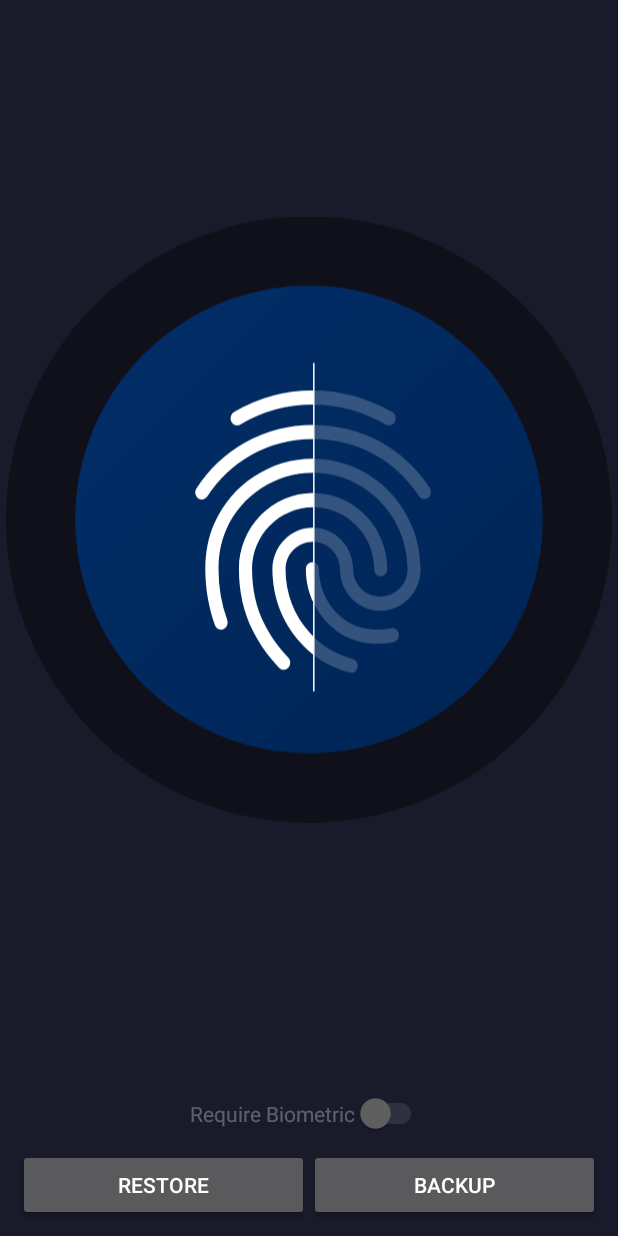
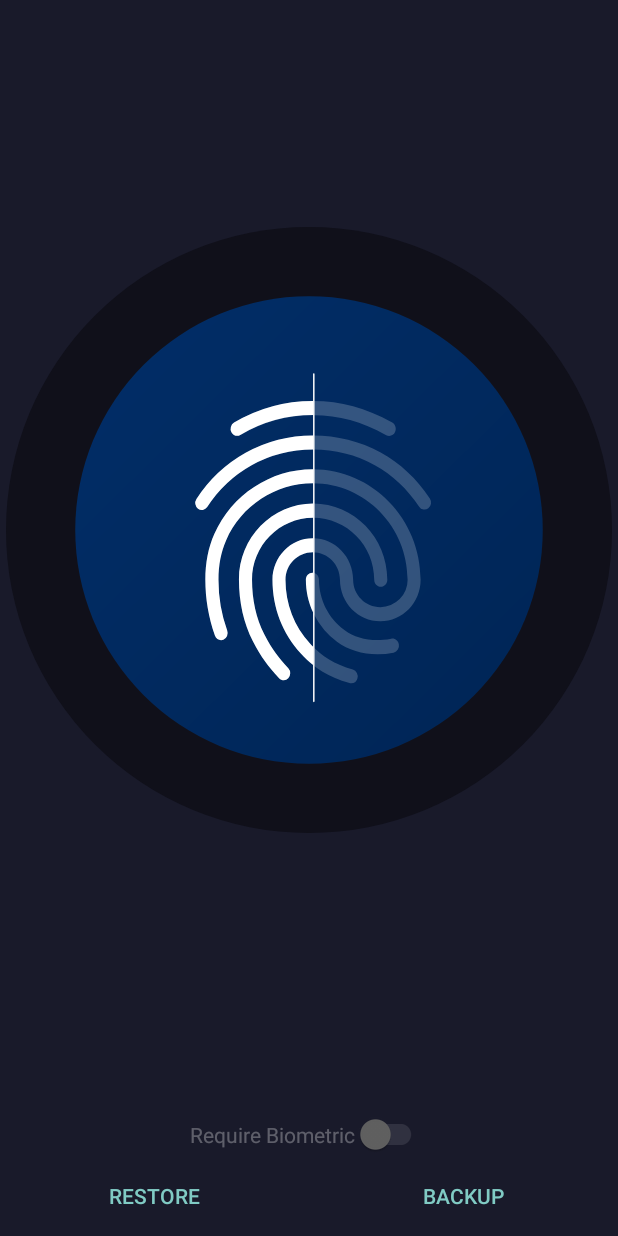
Before and after one commit to nseidm1/DigiID, an Android app: the screen it shows after launch (MainActivity), on a phone screen of 412 x 824 dp. Run offline under Robolectric (Android 15) with nearby library versions, the phone set to English and light mode, and no system bars; our stand-ins replace AdMob, Firebase (no records; nobody signed in at launch, a user with empty details on screens opened directly), data binding; libraries missing offline, so code that uses them is left out: com.crashlytics.android, com.firebase.ui, com.pvryan.easycrypt; 4 statements that could not run were skipped.

Commit message:
Apply button bar styling.

```diff
--- a/app/build.gradle
+++ b/app/build.gradle
@@ -10,8 +10,8 @@ android {
         applicationId "com.noahseidman.digiid"
         minSdkVersion 23
         targetSdkVersion 28
-        versionCode 25
-        versionName "1.0.0.2.4"
+        versionCode 26
+        versionName "1.0.0.2.5"
         testInstrumentationRunner = 'android.support.test.runner.AndroidJUnitRunner'
     }
     dataBinding {
--- a/app/src/main/res/layout/activity_main.xml
+++ b/app/src/main/res/layout/activity_main.xml
@@ -56,11 +56,11 @@
                                                     android:text="@string/RequireBiometric"/>
 
             <LinearLayout android:layout_width="match_parent" android:layout_height="wrap_content"
-                          android:orientation="horizontal" style="?android:attr/buttonBarButtonStyle">
+                          android:orientation="horizontal" style="?android:attr/buttonBarStyle">
 
-                <Button android:layout_width="0dp" android:layout_weight="1" android:layout_height="wrap_content"
+                <Button style="?android:attr/buttonBarButtonStyle" android:layout_width="0dp" android:layout_weight="1" android:layout_height="wrap_content"
                         android:text="@string/Restore" android:onClick="@{() -> callback.onRestoreClick()}"/>
-                <Button android:layout_width="0dp" android:layout_weight="1" android:layout_height="wrap_content"
+                <Button style="?android:attr/buttonBarButtonStyle" android:layout_width="0dp" android:layout_weight="1" android:layout_height="wrap_content"
                         android:text="@string/Backup" android:onClick="@{() -> callback.onBackupClick()}"/>
             </LinearLayout>
         </LinearLayout>
```
